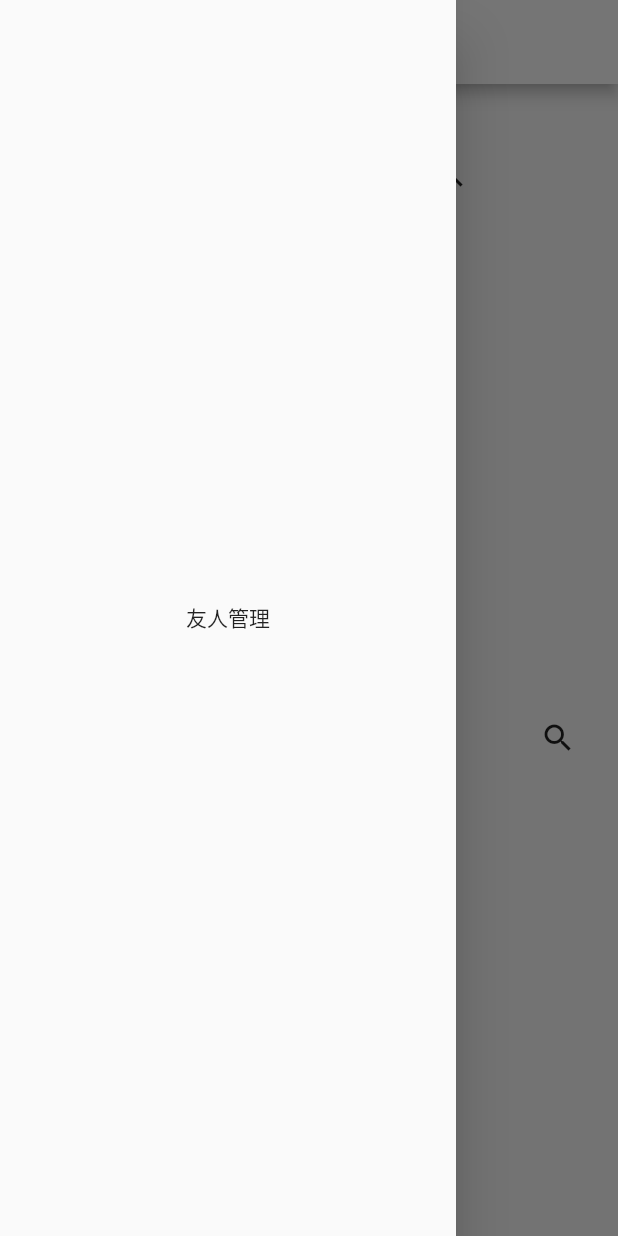
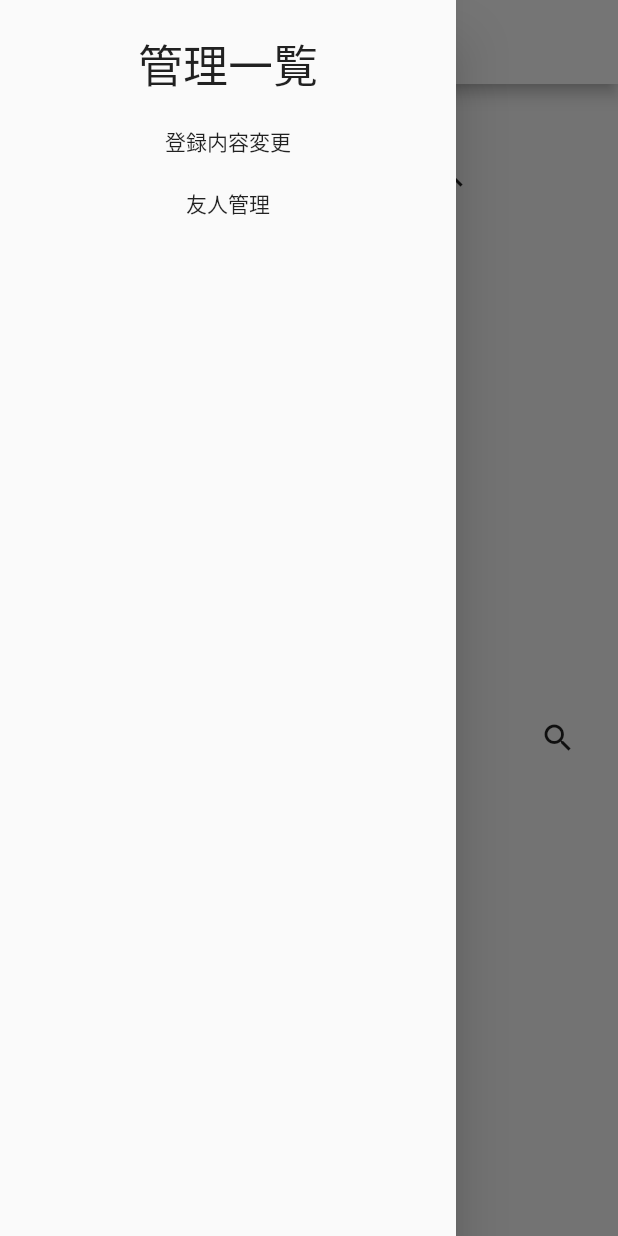
Before and after one commit to yusuke777777/TsuyosukeTennis, a Flutter app: the FindPage screen opened directly, in the side drawer, after a tap on the "search" icon, on a phone screen of 412 x 824 dp. Run offline on Flutter 3.47's test engine with Material 2 defaults, Android fonts, the phone set to English and light mode, and no system bars; drawn by our look-alikes of bordered_text; our stand-ins replace cloud_firestore, firebase_auth, firebase_core, firebase_storage, flutter_rating_bar, flutter_slidable and 4 more; missing offline and left inert: qr_code_scanner; accounts and stored records are empty.

```diff
--- a/lib/Common/CFeedBackCommentSetting.dart
+++ b/lib/Common/CFeedBackCommentSetting.dart
@@ -1,3 +1,5 @@
+import 'CHomePageVal.dart';
+
 /**
  * スキルレベルの星数と評価相手の情報をもつクラスです
  */
@@ -5,5 +7,6 @@ class CFeedBackCommentSetting{
   String? OPPONENT_ID;
   String? FEED_BACK;
   String? DATE_TIME;
-  CFeedBackCommentSetting({this.OPPONENT_ID, this.FEED_BACK, this.DATE_TIME});
+  CHomePageVal? HOME;
+  CFeedBackCommentSetting({this.OPPONENT_ID, this.FEED_BACK, this.DATE_TIME, this.HOME});
 }
--- a/lib/Page/FindPage.dart
+++ b/lib/Page/FindPage.dart
@@ -326,8 +326,8 @@ class _FindPageState extends State<FindPage> {
                   children: [
                     IconButton(icon: Icon(Icons.search),
                       onPressed: () {
-                        todofuken == "都道府県" || gender =="性別を入力してください"
-                            || torokuRank =="ランクを入力してください" || torokuAge == "年齢を入力してください" ?
+                        todofuken == "都道府県" || gender =="性別"
+                            || torokuRank =="登録ランク" || torokuAge == "年齢" ?
                         showDialog(
                             context: context,
                             builder: (_) => AlertDialog(
--- a/lib/Page/FindResultPage.dart
+++ b/lib/Page/FindResultPage.dart
@@ -63,8 +63,6 @@ class _FindResultPageState extends State<FindResultPage> {
             } else if (snapshot.hasData) {
               //取得したい値をリスト型で格納
               List<String>? profileList = snapshot.data;
-              //共通リストタイルの呼出
-              ListTileConfig().init(context, profileList![0], profileList![1], profileList[2], myUserID);
               //該当するユーザが存在しない時
               if (profileList!.isEmpty) {
                 return ListView(
@@ -73,6 +71,8 @@ class _FindResultPageState extends State<FindResultPage> {
                       ListTile(title: Text("対象ユーザーは存在しません")),
                     ]);
               } else {
+                //共通リストタイルの呼出
+                ListTileConfig().init(context, profileList![0], profileList![1], profileList[2], myUserID);
                 return ListView.builder(
                   itemCount: 1,
                   // padding: const EdgeInsets.all(8),
--- a/lib/PropSetCofig.dart
+++ b/lib/PropSetCofig.dart
@@ -36,7 +36,41 @@ class DrawerConfig {
 
   void init(BuildContext context) {
     drawer = Drawer(
-      child: GestureDetector(
+      child: ListView(
+        children: [
+          const SizedBox(
+            height: 20,
+          ),
+          //ボレー
+          Row(
+            mainAxisAlignment: MainAxisAlignment.center,
+            children: [
+              Text('管理一覧', style: TextStyle(fontSize: 30)),
+            ],
+          ),
+          const SizedBox(
+            height: 20,
+          ),
+          GestureDetector(
+            onTap: () {
+              Navigator.push(
+                context,
+                MaterialPageRoute(
+                  builder: (context) => const FriendManagerPage(),
+                ),
+              );
+            },
+            child: Container(
+              child: Text('登録内容変更'),
+              alignment: Alignment.center,
+            ),
+          ),
+
+          const SizedBox(
+            height: 20,
+          ),
+
+          GestureDetector(
             onTap: () {
               Navigator.push(
                 context,
@@ -49,6 +83,9 @@ class DrawerConfig {
               child: Text('友人管理'),
               alignment: Alignment.center,
             ),
+          ),
+
+        ],
       ),
     );
   }
```
Also changed, not shown: lib/FireBase/FireBase.dart (+16 -7 lines), lib/Page/CheckFeedBack.dart (+17 -15 lines). Lines whose indentation alone changed are shown as unchanged.
